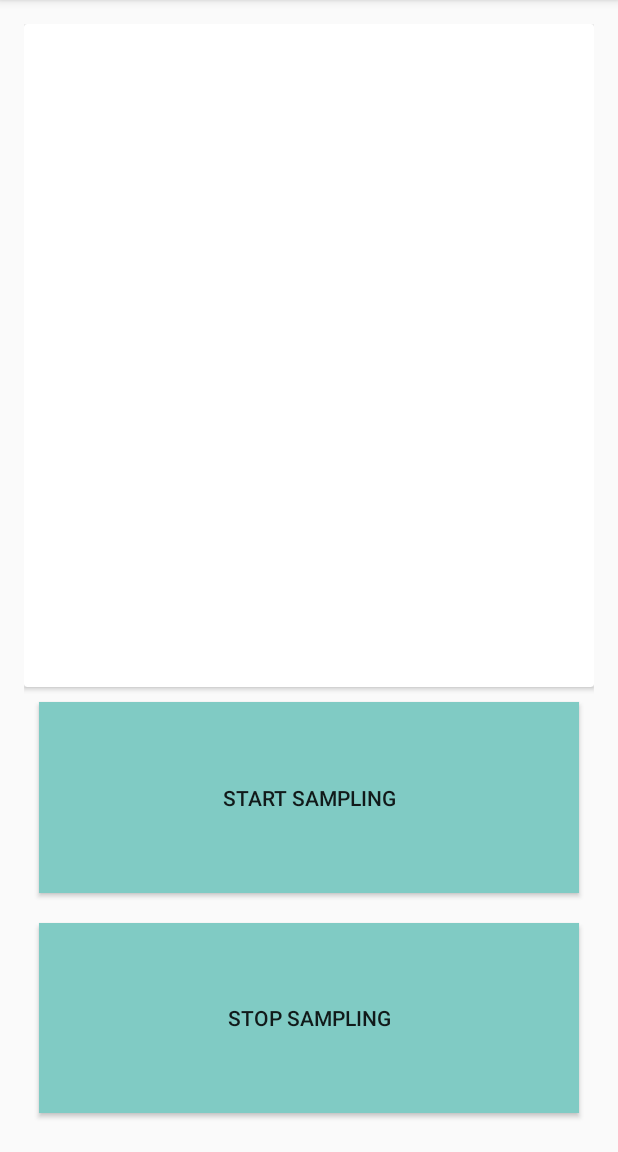
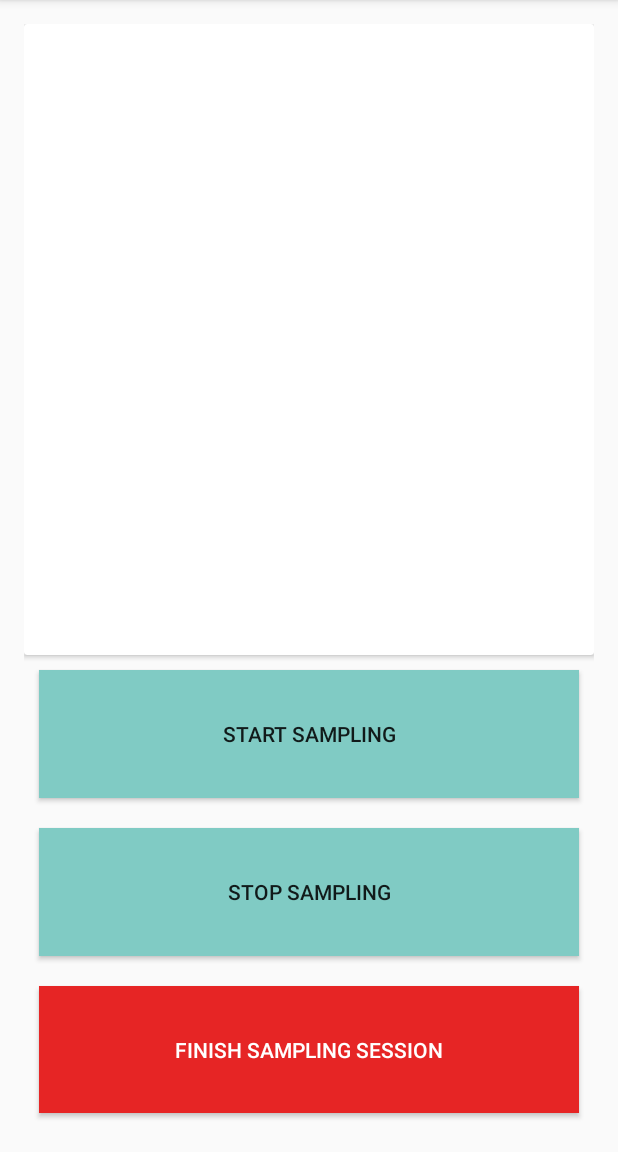
Before and after one commit to Levi-Moreira/AccelerometerSampler, an Android app: the screen it shows after launch (MainActivity), after a tap on "START SAMPLING", on a phone screen of 412 x 824 dp, the part 84-1236 px from its top. Run offline under Robolectric (Android 15) with nearby library versions, the phone set to English and light mode, and no system bars; our stand-ins replace ButterKnife; libraries missing offline, so code that uses them is left out: com.karumi.dexter; 1 statement that could not run was skipped.

Commit message:
creating complete csv files

```diff
--- a/app/src/main/java/detel/ifce/com/accelerometersampler/MainActivity.java
+++ b/app/src/main/java/detel/ifce/com/accelerometersampler/MainActivity.java
@@ -39,12 +39,20 @@ public class MainActivity extends AppCompatActivity implements SensorEventListen
     private Sensor senAccelerometer;
     private long lastUpdate;
     private boolean mSampleOn = false;
-    private ArrayList<String> mData = new ArrayList<>();
-    private float [] gravity = new float[3];
+    private ArrayList<String> mDataX = new ArrayList<>();
+    private ArrayList<String> mDataY = new ArrayList<>();
+    private ArrayList<String> mDataZ = new ArrayList<>();
+
+    private ArrayList<String> mDataFinalX = new ArrayList<>();
+    private ArrayList<String> mDataFinalY = new ArrayList<>();
+    private ArrayList<String> mDataFinalZ = new ArrayList<>();
+
+    private float[] gravity = new float[3];
 
     @BindView(R.id.output)
     EditText mOutputArea;
     private int sampleCount = 0;
+    private int sessionCOunt = 0;
 
     Context theContext;
 
@@ -60,8 +68,6 @@ public class MainActivity extends AppCompatActivity implements SensorEventListen
         senAccelerometer = senSensorManager.getDefaultSensor(Sensor.TYPE_ACCELEROMETER);
         senSensorManager.registerListener(this, senAccelerometer, SensorManager.SENSOR_DELAY_NORMAL);
         Dexter.initialize(this);
-
-
 
 
     }
@@ -90,7 +96,9 @@ public class MainActivity extends AppCompatActivity implements SensorEventListen
                 long diffTime = (curTime - lastUpdate);
                 lastUpdate = curTime;
                 if (mSampleOn) {
-                    mData.add(x + "," + y + "," + z);
+                    mDataX.add(x + ",");
+                    mDataY.add(y + ",");
+                    mDataZ.add(z + ",");
                     mOutputArea.append(x + "," + y + "," + z + "\n");
                 }
             }
@@ -112,15 +120,41 @@ public class MainActivity extends AppCompatActivity implements SensorEventListen
         senSensorManager.registerListener(this, senAccelerometer, SensorManager.SENSOR_DELAY_NORMAL);
     }
 
-    public void generateNoteOnSD(String sFileName, ArrayList<String> mData) {
+    public void generateNoteOnSD(String sFileName, ArrayList<String> mDataX, ArrayList<String> mDataY, ArrayList<String> mDataZ) {
         try {
+
+            //saving x
             File root = new File(Environment.getExternalStorageDirectory(), "Notes");
             if (!root.exists()) {
                 root.mkdirs();
             }
-            File gpxfile = new File(root, sFileName);
+
+            File gpxfile = new File(root,"X"+sFileName);
             FileWriter writer = new FileWriter(gpxfile);
-            for (String sBody : mData) {
+            for (String sBody : mDataX) {
+                writer.append(sBody+"\n");
+            }
+            writer.flush();
+            writer.close();
+
+
+            //saving y
+
+            File gpyfile = new File(root, "Y"+sFileName);
+            writer = new FileWriter(gpyfile);
+            for (String sBody : mDataY) {
+                writer.append(sBody+"\n");
+                //writer.append('\n');
+            }
+            writer.flush();
+            writer.close();
+
+
+
+            //saving z
+            File gpzfile = new File(root, "Z"+sFileName);
+            writer = new FileWriter(gpzfile);
+            for (String sBody : mDataZ) {
                 writer.append(sBody+"\n");
                 //writer.append('\n');
             }
@@ -134,21 +168,52 @@ public class MainActivity extends AppCompatActivity implements SensorEventListen
 
     @OnClick(R.id.start_sampling)
     public void startSamplingBtn() {
-        mOutputArea.setText("");
+        mDataX.clear();
+        mDataY.clear();
+        mDataZ.clear();
         mSampleOn = true;
     }
+
 
     @OnClick(R.id.stop_sampling)
     public void stopSamplingBtn() {
         mSampleOn = false;
+        String X = "";
+        String Y = "";
+        String Z = "";
+
+        for (String sBody : mDataX) {
+            X=X+sBody;
+        }
+
+        for (String sBody : mDataY) {
+            Y=Y+sBody;
+        }
+
+        for (String sBody : mDataZ) {
+            Z=Z+sBody;
+        }
+
+
+        mDataFinalX.add(X);
+        mDataFinalY.add(Y);
+        mDataFinalZ.add(Z);
+        mOutputArea.append("\nSample#"+sampleCount++ +"******\n");
+    }
+    @OnClick(R.id.finish_sampling)
+    public void finishSamplingBtn() {
         Dexter.checkPermissionsOnSameThread(new MultiplePermissionsListener() {
             @Override
             public void onPermissionsChecked(MultiplePermissionsReport report) {
                 if (report.areAllPermissionsGranted()) {
                     //final Calendar t = Calendar.getInstance();
-                    SpecialDate sd = new SpecialDate();
-                    String fileName = "Sample #"+sampleCount++ + ".txt";
-                    generateNoteOnSD(fileName, mData);
+                    mOutputArea.append("\nSession#"+sessionCOunt+"-------------------------------------");
+                    String fileName = "Sample Session#" + sessionCOunt++ + ".csv";
+                    generateNoteOnSD(fileName, mDataFinalX, mDataFinalY, mDataFinalZ);
+                    mDataFinalX.clear();
+                    mDataFinalY.clear();
+                    mDataFinalZ.clear();
+
                 }
             }
 
--- a/app/src/main/res/layout/activity_main.xml
+++ b/app/src/main/res/layout/activity_main.xml
@@ -27,8 +27,8 @@
             android:scrollbarStyle="insideInset"
             android:scrollbars="vertical"
             android:lines="18"
-            android:clickable="false"
-            android:enabled="false"
+            android:textSize="12dp"
+
             android:scrollHorizontally="false"/>
     </android.support.v7.widget.CardView>
 
@@ -49,4 +49,14 @@
         android:layout_margin="10dp"
         android:background="@color/colorAccent"
         android:layout_weight="0.4"/>
+
+    <Button
+        android:id="@+id/finish_sampling"
+        android:layout_width="match_parent"
+        android:layout_height="match_parent"
+        android:text="Finish Sampling Session"
+        android:layout_margin="10dp"
+        android:background="#e62525"
+        android:textColor="#fff"
+        android:layout_weight="0.4"/>
 </LinearLayout>
```
